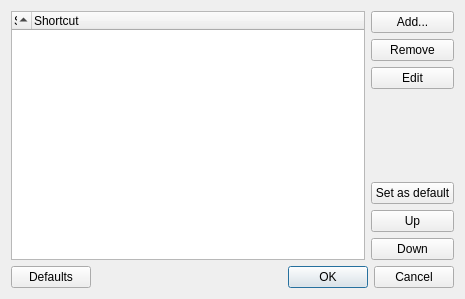
QupZilla/qupzilla, file src/lib/opensearch/searchenginesdialog.ui: the form before one commit.
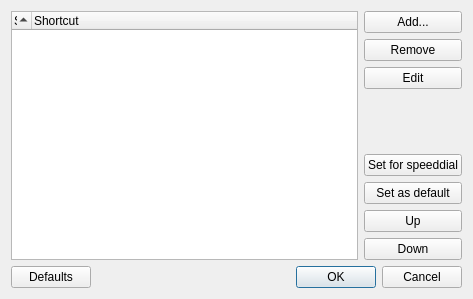
The form after the commit.

```diff
--- a/src/lib/opensearch/searchenginesdialog.ui
+++ b/src/lib/opensearch/searchenginesdialog.ui
@@ -6,7 +6,7 @@
    <rect>
     <x>0</x>
     <y>0</y>
-    <width>465</width>
+    <width>473</width>
     <height>299</height>
    </rect>
   </property>
@@ -50,6 +50,13 @@
        </property>
       </spacer>
      </item>
+     <item>
+      <widget class="QPushButton" name="setForSpeeddial">
+       <property name="text">
+        <string>Set for speeddial</string>
+       </property>
+      </widget>
+     </item>
      <item>
       <widget class="QPushButton" name="setAsDefault">
        <property name="text">
```
